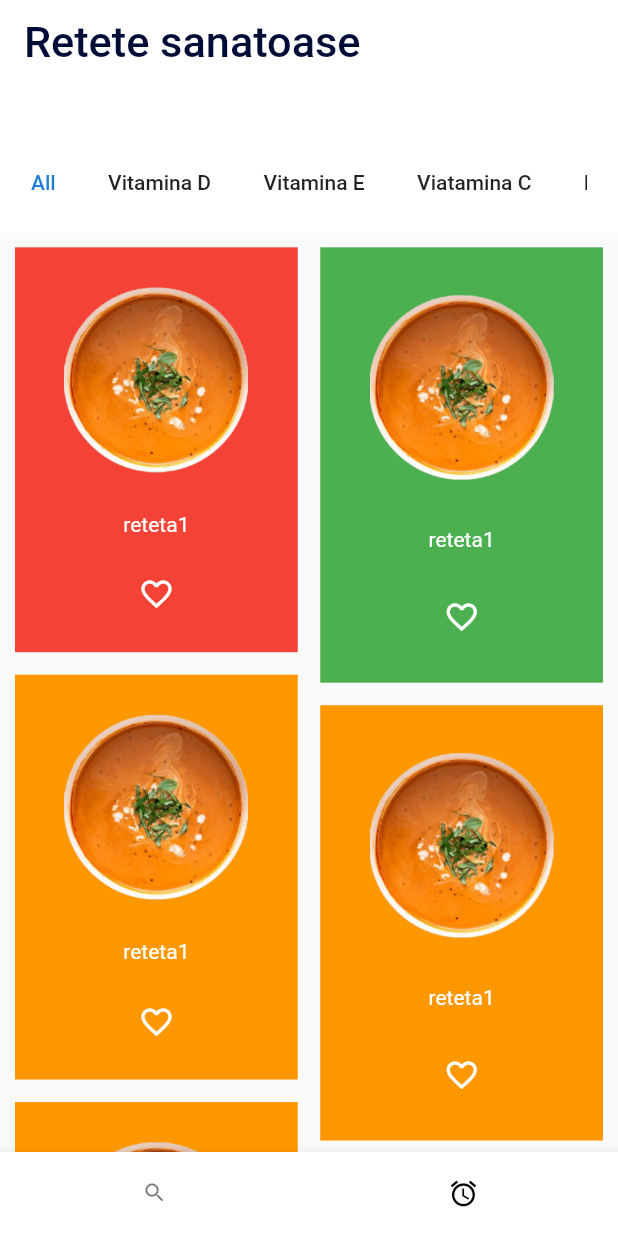
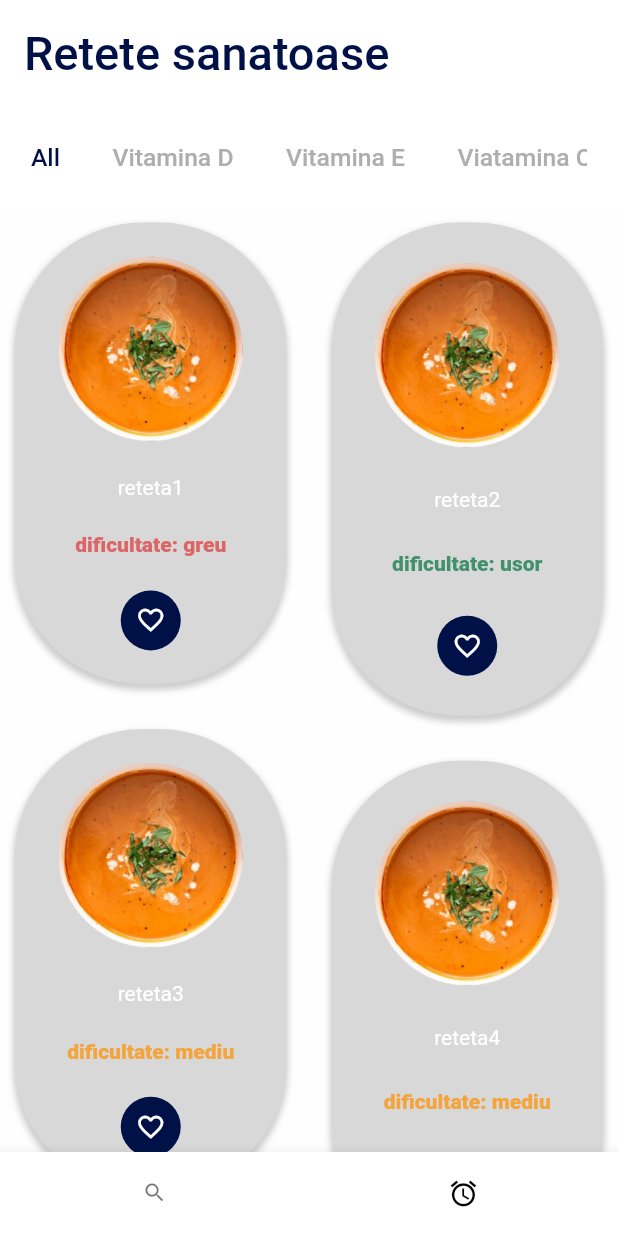
Before and after one commit to ralucatoma5/your_healthy_meal, a Flutter app: the screen it shows after launch, item 2 of the bottom bar chosen, on a phone screen of 412 x 824 dp. Run offline on Flutter 3.47's test engine with Material 2 defaults, Android fonts, the light colour scheme and no system bars; our stand-ins replace cloud_firestore, firebase_core; accounts and stored records are empty.

Commit message:
changed recipe card

```diff
--- a/lib/const.dart
+++ b/lib/const.dart
@@ -1,3 +1,4 @@
+import 'package:flutter/material.dart';
 import 'package:flutter/material.dart';
 
 class SizeConfig {
@@ -25,3 +26,26 @@ class SizeConfig {
     safeBlockVertical = (screenHeight! - _safeAreaVertical!) / 100;
   }
 }
+
+Color blue = Color.fromARGB(255, 0, 17, 72);
+Map<int, Color> color = {
+  50: blue.withOpacity(0.1),
+  100: blue.withOpacity(0.2),
+  200: blue.withOpacity(0.3),
+  300: blue.withOpacity(0.4),
+  400: blue.withOpacity(0.5),
+  500: blue.withOpacity(0.6),
+  600: blue.withOpacity(0.7),
+  700: blue.withOpacity(0.8),
+  800: blue.withOpacity(0.9),
+  900: blue,
+};
+
+MaterialColor colorCustom = MaterialColor(0xff000c36, color);
+
+BoxShadow containerShadow = BoxShadow(
+  color: Color.fromARGB(255, 156, 156, 156).withOpacity(0.5),
+  spreadRadius: 1,
+  blurRadius: 3,
+  offset: const Offset(0, 3),
+);
--- a/lib/main.dart
+++ b/lib/main.dart
@@ -2,6 +2,7 @@ import 'package:firebase_core/firebase_core.dart';
 import 'package:flutter/material.dart';
 import 'package:flutter/services.dart';
 import 'package:hackathon/bottom_nav_bar.dart';
+import 'package:hackathon/const.dart';
 
 import 'package:hackathon/home_screen.dart';
 
@@ -22,7 +23,8 @@ class MyApp extends StatelessWidget {
       title: 'Flutter Demo',
       debugShowCheckedModeBanner: false,
       theme: ThemeData(
-        primarySwatch: Colors.blue,
+        primarySwatch: colorCustom,
+        scaffoldBackgroundColor: const Color(0xffFEFEFE),
       ),
       home: const MainPage(),
     );
--- a/lib/model/recipes_model.dart
+++ b/lib/model/recipes_model.dart
@@ -21,52 +21,52 @@ List<Recipe> allrecipes = [
           'Contrary to popular belief, Lorem Ipsum is not simply random text. It has roots in a piece of classical Latin literature from 45 BC, making it over 2000 years old. Richard McClintock, a Latin professor at Hampden-Sydney College in Virginia, looked up one of the more obscure Latin words, consectetur, from a Lorem Ipsum passage, and going through the cites of the word in classical literature, discovered the undoubtable source. Lorem Ipsum comes from sections 1.10.32 and 1.10.33 of "de Finibus Bonorum et Malorum" (The Extremes of Good and Evil) by Cicero, written in 45 BC. This book is a treatise on the theory of ethics, very popular during the Renaissance. The first line of Lorem Ipsum, "Lorem ipsum dolor sit amet.. comes from a line in section 1.10.32.The standard chunk of Lorem Ipsum used since the 1500s is reproduced below for those interested. Sections 1.10.32 and 1.10.33 from "de Finibus Bonorum et Malorum" by Cicero are also reproduced in their exact original form, accompanied by English versions from the 1914 translation by H. Rackham.',
       img: 'assets/images/supa_crema_de_rosii.png',
       type: ['All', 'Vitamina E'],
-      dificulty: 'hard'),
+      dificulty: 'greu'),
   Recipe(
-      name: 'reteta1',
+      name: 'reteta2',
       txt:
           'Contrary to popular belief, Lorem Ipsum is not simply random text. It has roots in a piece of classical Latin literature from 45 BC, making it over 2000 years old. Richard McClintock, a Latin professor at Hampden-Sydney College in Virginia, looked up one of the more obscure Latin words, consectetur, from a Lorem Ipsum passage, and going through the cites of the word in classical literature, discovered the undoubtable source. Lorem Ipsum comes from sections 1.10.32 and 1.10.33 of "de Finibus Bonorum et Malorum" (The Extremes of Good and Evil) by Cicero, written in 45 BC. This book is a treatise on the theory of ethics, very popular during the Renaissance. The first line of Lorem Ipsum, "Lorem ipsum dolor sit amet.. comes from a line in section 1.10.32.The standard chunk of Lorem Ipsum used since the 1500s is reproduced below for those interested. Sections 1.10.32 and 1.10.33 from "de Finibus Bonorum et Malorum" by Cicero are also reproduced in their exact original form, accompanied by English versions from the 1914 translation by H. Rackham.',
       img: 'assets/images/supa_crema_de_rosii.png',
       type: ['All', 'Vitamina D'],
-      dificulty: 'easy'),
+      dificulty: 'usor'),
   Recipe(
-    name: 'reteta1',
+    name: 'reteta3',
     txt:
         'Contrary to popular belief, Lorem Ipsum is not simply random text. It has roots in a piece of classical Latin literature from 45 BC, making it over 2000 years old. Richard McClintock, a Latin professor at Hampden-Sydney College in Virginia, looked up one of the more obscure Latin words, consectetur, from a Lorem Ipsum passage, and going through the cites of the word in classical literature, discovered the undoubtable source. Lorem Ipsum comes from sections 1.10.32 and 1.10.33 of "de Finibus Bonorum et Malorum" (The Extremes of Good and Evil) by Cicero, written in 45 BC. This book is a treatise on the theory of ethics, very popular during the Renaissance. The first line of Lorem Ipsum, "Lorem ipsum dolor sit amet.. comes from a line in section 1.10.32.The standard chunk of Lorem Ipsum used since the 1500s is reproduced below for those interested. Sections 1.10.32 and 1.10.33 from "de Finibus Bonorum et Malorum" by Cicero are also reproduced in their exact original form, accompanied by English versions from the 1914 translation by H. Rackham.',
     img: 'assets/images/supa_crema_de_rosii.png',
     type: ['All', 'Vitamina D'],
-    dificulty: 'medium',
+    dificulty: 'mediu',
   ),
   Recipe(
-    name: 'reteta1',
+    name: 'reteta4',
     txt:
         'Contrary to popular belief, Lorem Ipsum is not simply random text. It has roots in a piece of classical Latin literature from 45 BC, making it over 2000 years old. Richard McClintock, a Latin professor at Hampden-Sydney College in Virginia, looked up one of the more obscure Latin words, consectetur, from a Lorem Ipsum passage, and going through the cites of the word in classical literature, discovered the undoubtable source. Lorem Ipsum comes from sections 1.10.32 and 1.10.33 of "de Finibus Bonorum et Malorum" (The Extremes of Good and Evil) by Cicero, written in 45 BC. This book is a treatise on the theory of ethics, very popular during the Renaissance. The first line of Lorem Ipsum, "Lorem ipsum dolor sit amet.. comes from a line in section 1.10.32.The standard chunk of Lorem Ipsum used since the 1500s is reproduced below for those interested. Sections 1.10.32 and 1.10.33 from "de Finibus Bonorum et Malorum" by Cicero are also reproduced in their exact original form, accompanied by English versions from the 1914 translation by H. Rackham.',
     img: 'assets/images/supa_crema_de_rosii.png',
     type: ['All', 'Vitamina D'],
-    dificulty: 'medium',
+    dificulty: 'mediu',
   ),
   Recipe(
-    name: 'reteta1',
+    name: 'reteta5',
     txt:
         'Contrary to popular belief, Lorem Ipsum is not simply random text. It has roots in a piece of classical Latin literature from 45 BC, making it over 2000 years old. Richard McClintock, a Latin professor at Hampden-Sydney College in Virginia, looked up one of the more obscure Latin words, consectetur, from a Lorem Ipsum passage, and going through the cites of the word in classical literature, discovered the undoubtable source. Lorem Ipsum comes from sections 1.10.32 and 1.10.33 of "de Finibus Bonorum et Malorum" (The Extremes of Good and Evil) by Cicero, written in 45 BC. This book is a treatise on the theory of ethics, very popular during the Renaissance. The first line of Lorem Ipsum, "Lorem ipsum dolor sit amet.. comes from a line in section 1.10.32.The standard chunk of Lorem Ipsum used since the 1500s is reproduced below for those interested. Sections 1.10.32 and 1.10.33 from "de Finibus Bonorum et Malorum" by Cicero are also reproduced in their exact original form, accompanied by English versions from the 1914 translation by H. Rackham.',
     img: 'assets/images/supa_crema_de_rosii.png',
     type: ['All', 'Vitamina C'],
-    dificulty: 'medium',
+    dificulty: 'mediu',
   ),
   Recipe(
-    name: 'reteta1',
+    name: 'reteta6',
     txt:
         'Contrary to popular belief, Lorem Ipsum is not simply random text. It has roots in a piece of classical Latin literature from 45 BC, making it over 2000 years old. Richard McClintock, a Latin professor at Hampden-Sydney College in Virginia, looked up one of the more obscure Latin words, consectetur, from a Lorem Ipsum passage, and going through the cites of the word in classical literature, discovered the undoubtable source. Lorem Ipsum comes from sections 1.10.32 and 1.10.33 of "de Finibus Bonorum et Malorum" (The Extremes of Good and Evil) by Cicero, written in 45 BC. This book is a treatise on the theory of ethics, very popular during the Renaissance. The first line of Lorem Ipsum, "Lorem ipsum dolor sit amet.. comes from a line in section 1.10.32.The standard chunk of Lorem Ipsum used since the 1500s is reproduced below for those interested. Sections 1.10.32 and 1.10.33 from "de Finibus Bonorum et Malorum" by Cicero are also reproduced in their exact original form, accompanied by English versions from the 1914 translation by H. Rackham.',
     img: 'assets/images/supa_crema_de_rosii.png',
     type: ['All', 'Vitamina E'],
-    dificulty: 'easy',
+    dificulty: 'usor',
   ),
   Recipe(
-    name: 'reteta1',
+    name: 'reteta7',
     txt:
         'Contrary to popular belief, Lorem Ipsum is not simply random text. It has roots in a piece of classical Latin literature from 45 BC, making it over 2000 years old. Richard McClintock, a Latin professor at Hampden-Sydney College in Virginia, looked up one of the more obscure Latin words, consectetur, from a Lorem Ipsum passage, and going through the cites of the word in classical literature, discovered the undoubtable source. Lorem Ipsum comes from sections 1.10.32 and 1.10.33 of "de Finibus Bonorum et Malorum" (The Extremes of Good and Evil) by Cicero, written in 45 BC. This book is a treatise on the theory of ethics, very popular during the Renaissance. The first line of Lorem Ipsum, "Lorem ipsum dolor sit amet.. comes from a line in section 1.10.32.The standard chunk of Lorem Ipsum used since the 1500s is reproduced below for those interested. Sections 1.10.32 and 1.10.33 from "de Finibus Bonorum et Malorum" by Cicero are also reproduced in their exact original form, accompanied by English versions from the 1914 translation by H. Rackham.',
     img: 'assets/images/supa_crema_de_rosii.png',
     type: ['All', 'Proteine'],
-    dificulty: 'hard',
+    dificulty: 'greu',
   ),
 ];
--- a/lib/recipe_card.dart
+++ b/lib/recipe_card.dart
@@ -10,6 +10,7 @@ class RecipeCard extends StatelessWidget {
   Recipe recipe;
   RecipeCard({super.key, required this.recipe});
   final verticalBlock = SizeConfig.safeBlockVertical!;
+  final horizontalBlock = SizeConfig.safeBlockHorizontal!;
   @override
   Widget build(BuildContext context) {
     return GestureDetector(
@@ -20,22 +21,47 @@ class RecipeCard extends StatelessWidget {
         );
       },
       child: Container(
-        color: recipe.dificulty == 'hard'
-            ? Colors.red
-            : recipe.dificulty == 'medium'
-                ? Colors.orange
-                : Colors.green,
+        decoration: BoxDecoration(
+          borderRadius: BorderRadius.circular(85),
+          boxShadow: [containerShadow],
+          color: Color.fromARGB(255, 216, 216, 216),
+        ),
+        child: Padding(
+          padding: EdgeInsets.symmetric(horizontal: horizontalBlock * 3),
           child: Column(
             mainAxisAlignment: MainAxisAlignment.spaceEvenly,
             crossAxisAlignment: CrossAxisAlignment.center,
             children: [
-            Image.asset(
+              Hero(
+                tag: recipe.name,
+                child: Image.asset(
                   recipe.img,
                   height: verticalBlock * 15,
                 ),
+              ),
               Text(recipe.name, style: TextStyle(color: Colors.white)),
-            Icon(Icons.favorite_border, color: Colors.white),
+              Text(
+                'dificultate: ${recipe.dificulty}',
+                style: TextStyle(
+                    color: recipe.dificulty == 'greu'
+                        ? const Color(0xffdc6565)
+                        : recipe.dificulty == 'mediu'
+                            ? const Color(0xfff4a43c)
+                            : const Color(0xff40916c),
+                    fontWeight: FontWeight.w800),
+              ),
+              CircleAvatar(
+                radius: 20,
+                backgroundColor: blue,
+                child: IconButton(
+                  color: Colors.white,
+                  iconSize: 20,
+                  icon: Icon(Icons.favorite_border),
+                  onPressed: () {},
+                ),
+              )
             ],
+          ),
         ),
       ),
     );
--- a/lib/recipe_gridview.dart
+++ b/lib/recipe_gridview.dart
@@ -37,15 +37,15 @@ class _RecipeTypeGridViewState extends State<RecipeTypeGridView> {
       physics: const ScrollPhysics(),
       padding: const EdgeInsets.all(10),
       crossAxisCount: 2,
-      mainAxisSpacing: 15,
-      crossAxisSpacing: 15,
+      mainAxisSpacing: 30,
+      crossAxisSpacing: 30,
       itemCount: widget.type != "All" ? trecipes.length : allrecipes.length,
       itemBuilder: (context, index) {
         final recipe = widget.type != "All" ? trecipes[index] : allrecipes[index];
         return RecipeCard(recipe: recipe);
       },
       staggeredTileBuilder: (index) {
-        return StaggeredTile.count(1, index == 1 || index == 3 ? 1.50 : 1.40);
+        return StaggeredTile.count(1, index == 1 || index == 3 ? 1.70 : 1.60);
       },
     );
   }
--- a/lib/screens/all_recipe_screen.dart
+++ b/lib/screens/all_recipe_screen.dart
@@ -63,7 +63,7 @@ class _AllRecipeScreenState extends State<AllRecipeScreen> with SingleTickerProv
                   floating: true,
                   forceElevated: innerBoxIsScrolled,
                   bottom: PreferredSize(
-                    preferredSize: Size.fromHeight(verticalBlock * 12),
+                    preferredSize: Size.fromHeight(verticalBlock * 10),
                     child: Padding(
                       padding:
                           EdgeInsets.symmetric(horizontal: horizontalBlock * 5, vertical: verticalBlock * 1),
@@ -72,14 +72,18 @@ class _AllRecipeScreenState extends State<AllRecipeScreen> with SingleTickerProv
                         tabs: myTabs,
                         indicatorColor: Colors.transparent,
                         isScrollable: true,
-                        unselectedLabelColor: Colors.black87,
-                        labelColor: const Color(0xff1C7ED6),
+                        unselectedLabelColor: Color.fromARGB(255, 175, 174, 174),
+                        labelColor: blue,
+                        labelStyle: TextStyle(fontSize: verticalBlock * 2),
                         labelPadding: const EdgeInsets.only(right: 35),
                       ),
                     ),
                   ),
-                  title: Text('Retete sanatoase',
-                      style: TextStyle(color: Color(0xff000c36), fontSize: verticalBlock * 3.5))),
+                  title: Padding(
+                    padding: EdgeInsets.only(top: verticalBlock * 2),
+                    child: Text('Retete sanatoase',
+                        style: TextStyle(color: blue, fontSize: verticalBlock * 3.8)),
+                  )),
             ];
           },
           body: TabBarView(
```
Also changed, not shown: lib/screens/recipe_detail_screen.dart (+101 -2 lines). Lines whose indentation alone changed are shown as unchanged.
